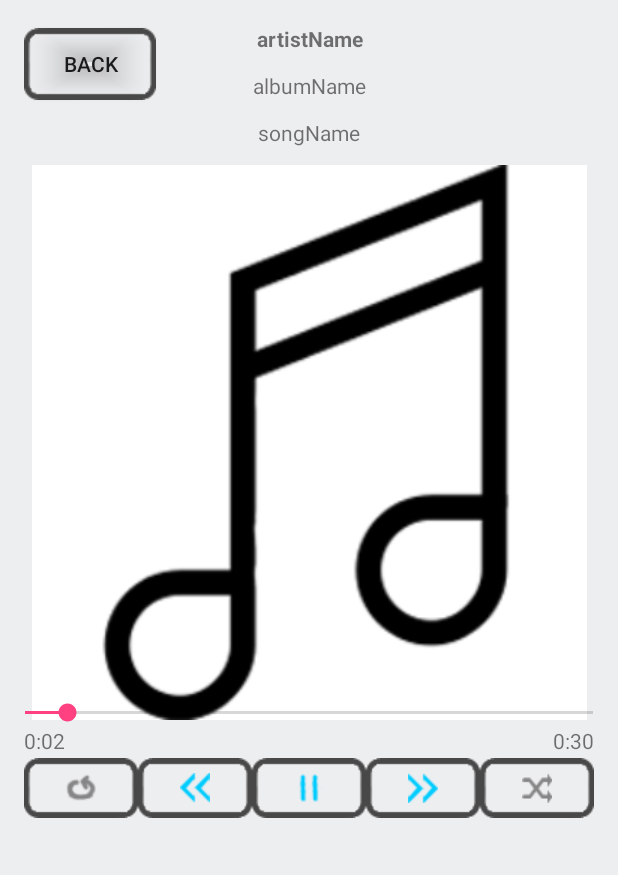
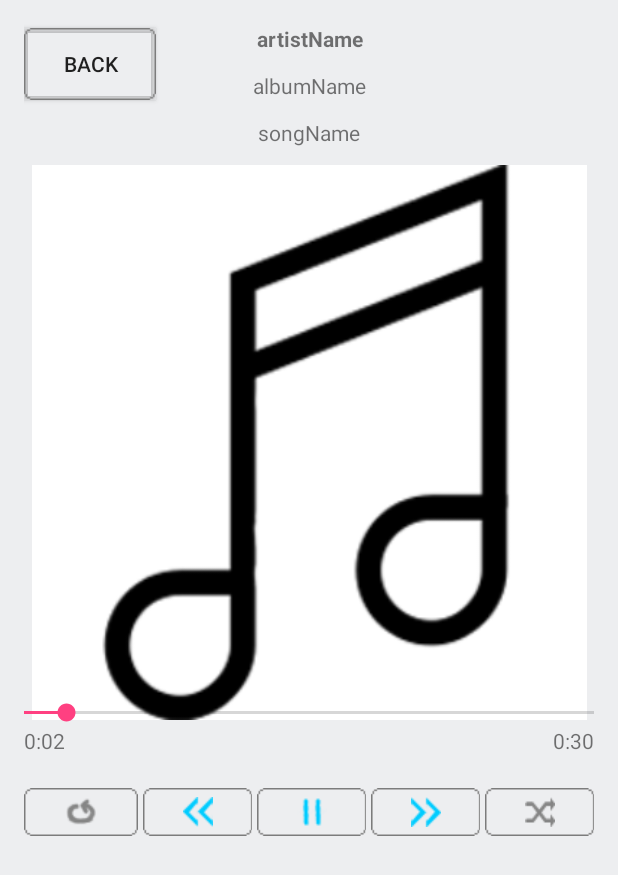
Before and after one commit to narritt/audioPlayer, an Android app: the screen it shows after launch (PlayerActivity), after a tap on an icon or button, on a phone screen of 412 x 824 dp. Shown: the top 875 px of the screen. Run offline under Robolectric (Android 15) with nearby library versions, the phone set to English and light mode, and no system bars.

Commit message:
visual improvements, bug fix

```diff
--- a/app/src/main/java/com/example/narritt/audioplayer/PlayerActivity.java
+++ b/app/src/main/java/com/example/narritt/audioplayer/PlayerActivity.java
@@ -103,7 +103,17 @@ public class PlayerActivity extends Activity /*implements OnCompletionListener*/
         startTime = mediaPlayer.getCurrentPosition();
         finalTime = mediaPlayer.getDuration();
 
-        //defense for 0-9 seconds duration for string like 1:9, should be 1:09
+
+        //defense for 0-9 seconds duration and position for string like 1:9, should be 1:09
+        if((TimeUnit.MILLISECONDS.toSeconds((long) startTime) % 60) < 10)
+            songDuration.setText(String.format("%d:0%d",
+                    TimeUnit.MILLISECONDS.toMinutes((long) startTime),
+                    TimeUnit.MILLISECONDS.toSeconds((long) startTime) - TimeUnit.MINUTES.toSeconds(TimeUnit.MILLISECONDS.toMinutes((long) startTime))));
+        else
+            songDuration.setText(String.format("%d:%d",
+                    TimeUnit.MILLISECONDS.toMinutes((long) startTime),
+                    TimeUnit.MILLISECONDS.toSeconds((long) startTime) - TimeUnit.MINUTES.toSeconds(TimeUnit.MILLISECONDS.toMinutes((long) startTime))));
+
         if((TimeUnit.MILLISECONDS.toSeconds((long) finalTime) % 60) < 10)
             songDuration.setText(String.format("%d:0%d",
                     TimeUnit.MILLISECONDS.toMinutes((long) finalTime),
@@ -113,7 +123,6 @@ public class PlayerActivity extends Activity /*implements OnCompletionListener*/
                     TimeUnit.MILLISECONDS.toMinutes((long) finalTime),
                     TimeUnit.MILLISECONDS.toSeconds((long) finalTime) - TimeUnit.MINUTES.toSeconds(TimeUnit.MILLISECONDS.toMinutes((long) finalTime))));
 
-        currentSongPosition.setText("0:00");
         progressControl.setMax((int)finalTime);
         progressControl.setProgress((int)startTime);
         myHandler.postDelayed(UpdateSongTime,100);
--- a/app/src/main/res/layout/activity_player.xml
+++ b/app/src/main/res/layout/activity_player.xml
@@ -1,6 +1,5 @@
 <?xml version="1.0" encoding="utf-8"?>
 <RelativeLayout xmlns:android="http://schemas.android.com/apk/res/android"
-    xmlns:app="http://schemas.android.com/apk/res-auto"
     xmlns:tools="http://schemas.android.com/tools"
     android:id="@+id/activity_player"
     android:layout_width="match_parent"
@@ -53,14 +52,13 @@
         android:layout_height="wrap_content"
         android:layout_below="@+id/imgAlbum"
         android:layout_marginTop="-14dp"
-        android:layout_marginLeft="-15dp"
-        android:layout_marginRight="-15dp" />
+        android:layout_marginLeft="-16dp"
+        android:layout_marginRight="-16dp" />
     <LinearLayout
         android:layout_width="match_parent"
         android:layout_height="wrap_content"
         android:orientation="horizontal"
-        android:layout_below="@+id/progressControl"
-        android:layout_weight="1">
+        android:layout_below="@+id/progressControl">
         <TextView
             android:id="@+id/strCurrentSongPosition"
             android:text="0:00"
@@ -79,8 +77,7 @@
             android:layout_height="wrap_content"
             android:orientation="horizontal"
             android:layout_below="@+id/imgAlbum"
-            android:layout_marginTop="25dp"
-            android:layout_weight="1">>
+            android:layout_marginTop="45dp">
             <ImageButton
                 android:layout_width="match_parent"
                 android:layout_height="match_parent"
@@ -88,40 +85,44 @@
                 android:id="@+id/btnLoop"
                 android:onClick="btnLoopClick"
                 android:src="@drawable/loop_off"
-                android:background="@drawable/btn_normal_small" />
+                android:background="@drawable/btn_small_borders" />
             <ImageButton
                 android:layout_width="match_parent"
                 android:layout_height="match_parent"
                 android:layout_weight="1"
+                android:layout_marginLeft="3dp"
                 android:id="@+id/btnPrev"
                 android:src="@drawable/prev"
                 android:onClick="btnPrevClick"
-                android:background="@drawable/btn_normal_small" />
+                android:background="@drawable/btn_small_borders" />
 
             <ImageButton
                 android:layout_width="match_parent"
                 android:layout_height="match_parent"
                 android:layout_weight="1"
+                android:layout_marginLeft="3dp"
                 android:id="@+id/btnPlay"
                 android:onClick="btnPlayClick"
                 android:src="@drawable/play"
-                android:background="@drawable/btn_normal_small" />
+                android:background="@drawable/btn_small_borders" />
             <ImageButton
                 android:layout_width="match_parent"
                 android:layout_height="match_parent"
                 android:layout_weight="1"
+                android:layout_marginLeft="3dp"
                 android:id="@+id/btnNext"
                 android:src="@drawable/next"
                 android:onClick="btnNextClick"
-                android:background="@drawable/btn_normal_small" />
+                android:background="@drawable/btn_small_borders" />
             <ImageButton
                 android:layout_width="match_parent"
                 android:layout_height="match_parent"
                 android:layout_weight="1"
+                android:layout_marginLeft="3dp"
                 android:id="@+id/btnRand"
                 android:src="@drawable/rand_off"
                 android:onClick="btnRandClick"
-                android:background="@drawable/btn_normal_small" />
+                android:background="@drawable/btn_small_borders" />
         </LinearLayout>
 
     <Button
@@ -132,5 +133,5 @@
         android:layout_alignParentStart="true"
         android:layout_above="@+id/strSongName"
         android:onClick="btnBack"
-        android:background="@drawable/btn_normal_small" />
+        android:background="@drawable/btn_small_borders" />
 </RelativeLayout>
--- a/app/src/main/res/layout/activity_song_list.xml
+++ b/app/src/main/res/layout/activity_song_list.xml
@@ -26,6 +26,6 @@
         android:layout_gravity="right"
         android:layout_alignParentEnd="true"
         android:onClick="btnBackToPlayerClick"
-        android:background="@drawable/btn_normal_small"/>
+        android:background="@drawable/btn_small_borders"/>
 
 </RelativeLayout>
```
Also changed, not shown: app/src/main/res/drawable/btn_small_borders.9.png (added).
